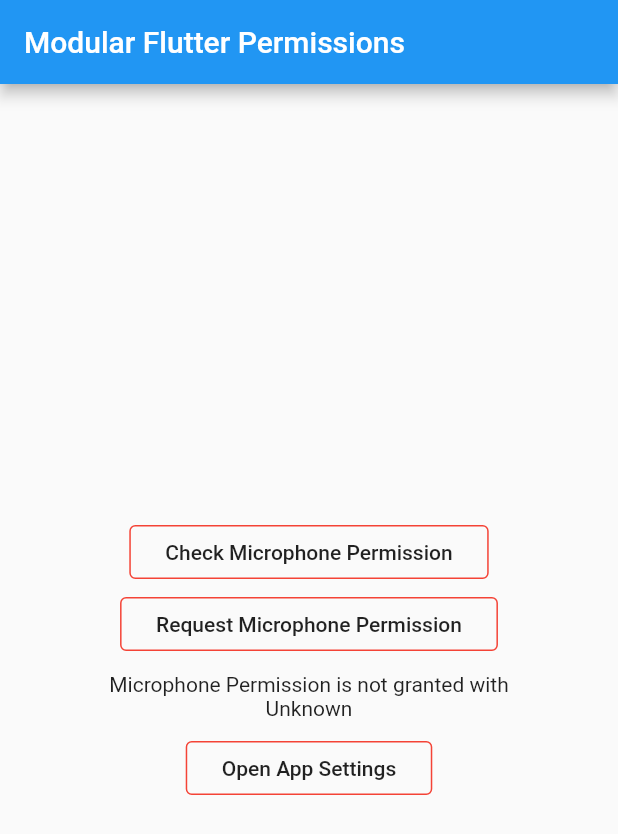
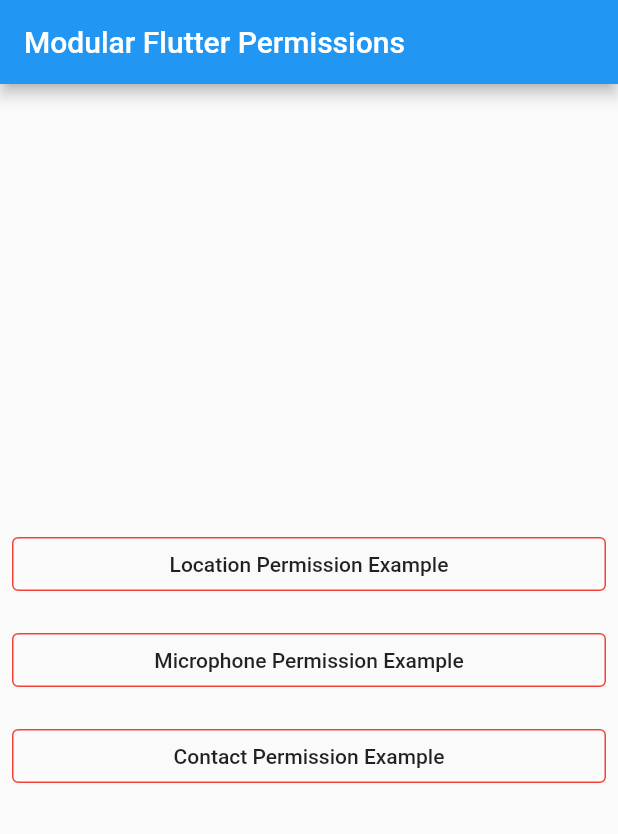
Before and after one commit to chillbrodev/modular_app_permissions, a Flutter app: the screen it shows after launch, on a phone screen of 412 x 824 dp. Shown: the top 834 px of the screen. Run offline on Flutter 3.47's test engine with Material 2 defaults, Android fonts, the phone set to English and light mode, and no system bars.

Commit message:
Add support for Contact Permission & Change up permission examples.
Broke up the permission examples into their own file for ease of
usage. Using 2 new widgets to provide re-use of code. Demo now
shows how to request Contact, Location & Microphone permissions.

```diff
--- a/example/lib/main.dart
+++ b/example/lib/main.dart
@@ -1,5 +1,6 @@
 import 'package:flutter/material.dart';
 import 'package:modular_permissions/modular_permissions.dart';
+import 'package:modular_permissions_example/permission_button.dart';
 
 void main() {
   runApp(MyApp());
@@ -9,7 +10,6 @@ class MyApp extends StatelessWidget {
   @override
   Widget build(BuildContext context) {
     return MaterialApp(
-      title: 'Flutter Demo',
       theme: ThemeData(
         primarySwatch: Colors.blue,
         visualDensity: VisualDensity.adaptivePlatformDensity,
@@ -19,92 +19,33 @@ class MyApp extends StatelessWidget {
   }
 }
 
-class MyHomePage extends StatefulWidget {
+class MyHomePage extends StatelessWidget {
   MyHomePage({Key key, this.title}) : super(key: key);
 
   final String title;
 
   @override
-  _MyHomePageState createState() => _MyHomePageState();
-}
-
-class _MyHomePageState extends State<MyHomePage> {
-  ModularPermissionInfo _locationPermissionStatus =
-      ModularPermissionInfo(false, 'Unknown');
-
-  @override
   Widget build(BuildContext context) {
     return Scaffold(
       appBar: AppBar(
-        title: Text(widget.title),
+        title: Text(title),
       ),
       body: Center(
         child: Column(
           mainAxisAlignment: MainAxisAlignment.center,
           children: <Widget>[
-            OutlineButton(
-              shape: RoundedRectangleBorder(
-                  borderRadius: BorderRadius.circular(4.0)),
-              borderSide: BorderSide(color: Colors.red),
-              child: Padding(
-                padding: const EdgeInsets.all(8.0),
-                child: Text(
-                  'Check Microphone Permission',
-                  style: Theme.of(context).textTheme.button,
-                  textAlign: TextAlign.center,
-                ),
-              ),
-              onPressed: () async {
-                final info = await ModularPermissions.checkPermissionStatus(
-                    UseMicrophonePermissionRequest());
-                setState(() {
-                  _locationPermissionStatus = info;
-                });
-              },
-            ),
-            OutlineButton(
-              shape: RoundedRectangleBorder(
-                  borderRadius: BorderRadius.circular(4.0)),
-              borderSide: BorderSide(color: Colors.red),
-              child: Padding(
-                padding: const EdgeInsets.all(8.0),
-                child: Text(
-                  'Request Microphone Permission',
-                  style: Theme.of(context).textTheme.button,
-                  textAlign: TextAlign.center,
-                ),
-              ),
-              onPressed: () async {
-                final info = await ModularPermissions.requestPermission(
-                    UseMicrophonePermissionRequest());
-                setState(() {
-                  _locationPermissionStatus = info;
-                });
-              },
-            ),
-            Padding(
-              padding: const EdgeInsets.all(8.0),
-              child: Text(
-                'Microphone Permission is ${_locationPermissionStatus.granted ? 'granted' : 'not granted'} with \n${_locationPermissionStatus.info}',
-                textAlign: TextAlign.center,
-              ),
-            ),
-            OutlineButton(
-              shape: RoundedRectangleBorder(
-                  borderRadius: BorderRadius.circular(4.0)),
-              borderSide: BorderSide(color: Colors.red),
-              child: Padding(
-                padding: const EdgeInsets.all(8.0),
-                child: Text(
-                  'Open App Settings',
-                  style: Theme.of(context).textTheme.button,
-                  textAlign: TextAlign.center,
-                ),
-              ),
-              onPressed: () async {
-                await ModularPermissions.openAppSettings();
-              },
-            ),
+            PermissionButton(
+                buttonText: 'Location Permission Example',
+                permissionType: PermissionType.LOCATION_WHEN_IN_USE,
+                permissionRequest: LocationWhenInUsePermissionRequest()),
+            PermissionButton(
+                buttonText: 'Microphone Permission Example',
+                permissionType: PermissionType.USE_MICROPHONE,
+                permissionRequest: UseMicrophonePermissionRequest()),
+            PermissionButton(
+                buttonText: 'Contact Permission Example',
+                permissionType: PermissionType.CONTACTS,
+                permissionRequest: ContactsPermissionRequest()),
           ],
         ),
       ),
--- /dev/null
+++ b/example/lib/permission_button.dart
@@ -0,0 +1,51 @@
+import 'package:flutter/material.dart';
+import 'package:modular_permissions/modular_permissions.dart';
+import 'package:modular_permissions_example/permission_page.dart';
+
+class PermissionButton extends StatelessWidget {
+  final String buttonText;
+  final PermissionType permissionType;
+  final PermissionRequest permissionRequest;
+
+  PermissionButton(
+      {@required this.buttonText,
+      @required this.permissionType,
+      @required this.permissionRequest})
+      : assert(buttonText != null),
+        assert(permissionType != null),
+        assert(permissionRequest != null);
+
+  @override
+  Widget build(BuildContext context) {
+    return Row(
+      children: [
+        Expanded(
+          child: Padding(
+            padding: const EdgeInsets.all(8.0),
+            child: OutlineButton(
+              shape: RoundedRectangleBorder(
+                  borderRadius: BorderRadius.circular(4.0)),
+              borderSide: BorderSide(color: Colors.red),
+              child: Padding(
+                padding: const EdgeInsets.all(8.0),
+                child: Text(
+                  buttonText,
+                  style: Theme.of(context).textTheme.button,
+                  textAlign: TextAlign.center,
+                ),
+              ),
+              onPressed: () {
+                Navigator.of(context).push(MaterialPageRoute(
+                    builder: (context) => PermissionPage(
+                          title: buttonText,
+                          permissionType: permissionType,
+                          permissionRequest: permissionRequest,
+                        )));
+              },
+            ),
+          ),
+        ),
+      ],
+    );
+  }
+}
--- a/example/pubspec.yaml
+++ b/example/pubspec.yaml
@@ -14,6 +14,7 @@ dependencies:
 
   modular_permission_location: 0.1.0
   modular_permission_microphone: 0.1.1
+  modular_permission_contact: 0.1.0
 
   modular_permissions:
     # When depending on this package from a real application you should use:
--- a/lib/modular_permissions.dart
+++ b/lib/modular_permissions.dart
@@ -6,6 +6,9 @@ class ModularPermissions {
 
   static const MethodChannel _channelMicrophone =
       MethodChannel('ch.upte.modularPermissionsMicrophone');
+
+  static const MethodChannel _channelContact =
+      MethodChannel('ch.upte.modularPermissionsContact');
 
   static const MethodChannel _channelSelf =
       MethodChannel('ch.upte.modular_permissions');
@@ -24,7 +27,8 @@ class ModularPermissions {
     try {
       //Arguments are ignored in Android
       //Arguments are used in iOS only for Location
-      final String result = await channel.invokeMethod(methodName, {'permissionArgs': request.arguments});
+      final String result = await channel
+          .invokeMethod(methodName, {'permissionArgs': request.arguments});
       return _permissionInfoFromType(request.permissionType, result);
     } catch (err) {
       return _handleError(err, request);
@@ -64,6 +68,8 @@ class ModularPermissions {
       case PermissionType.USE_MICROPHONE:
         methodName = "MicrophonePermission";
         break;
+      case PermissionType.CONTACTS:
+        methodName = 'ContactPermission';
     }
     return methodName;
   }
@@ -76,6 +82,8 @@ class ModularPermissions {
         break;
       case PermissionType.USE_MICROPHONE:
         return _channelMicrophone;
+      case PermissionType.CONTACTS:
+        return _channelContact;
       default:
         return null;
     }
@@ -92,6 +100,8 @@ class ModularPermissions {
       case PermissionType.USE_MICROPHONE:
         permissionName = 'Microphone';
         break;
+      case PermissionType.CONTACTS:
+        permissionName = 'Contact';
     }
     return _handleResultForPermission(permissionName, result);
   }
@@ -146,7 +156,30 @@ abstract class PermissionRequest {
 enum PermissionType {
   LOCATION_ALWAYS, //Android = FINE_LOCATION
   LOCATION_WHEN_IN_USE, // Android = FINE_LOCATION
-  USE_MICROPHONE
+  USE_MICROPHONE,
+  CONTACTS
+}
+
+extension PermissionTypeName on PermissionType {
+  String get name {
+    switch (this) {
+      case PermissionType.LOCATION_ALWAYS:
+        return 'Location';
+        break;
+      case PermissionType.LOCATION_WHEN_IN_USE:
+        return 'Location';
+        break;
+      case PermissionType.USE_MICROPHONE:
+        return 'Microphone';
+        break;
+      case PermissionType.CONTACTS:
+        return 'Contact';
+        break;
+      default:
+        return 'unknown';
+        break;
+    }
+  }
 }
 
 class LocationAlwaysPermissionRequest extends PermissionRequest {
@@ -172,3 +205,11 @@ class UseMicrophonePermissionRequest extends PermissionRequest {
   @override
   String get arguments => '';
 }
+
+class ContactsPermissionRequest extends PermissionRequest {
+  @override
+  PermissionType get permissionType => PermissionType.CONTACTS;
+
+  @override
+  String get arguments => '';
+}
```
Also changed, not shown: example/lib/permission_page.dart (added, +97 -0 lines), 5 other files.
